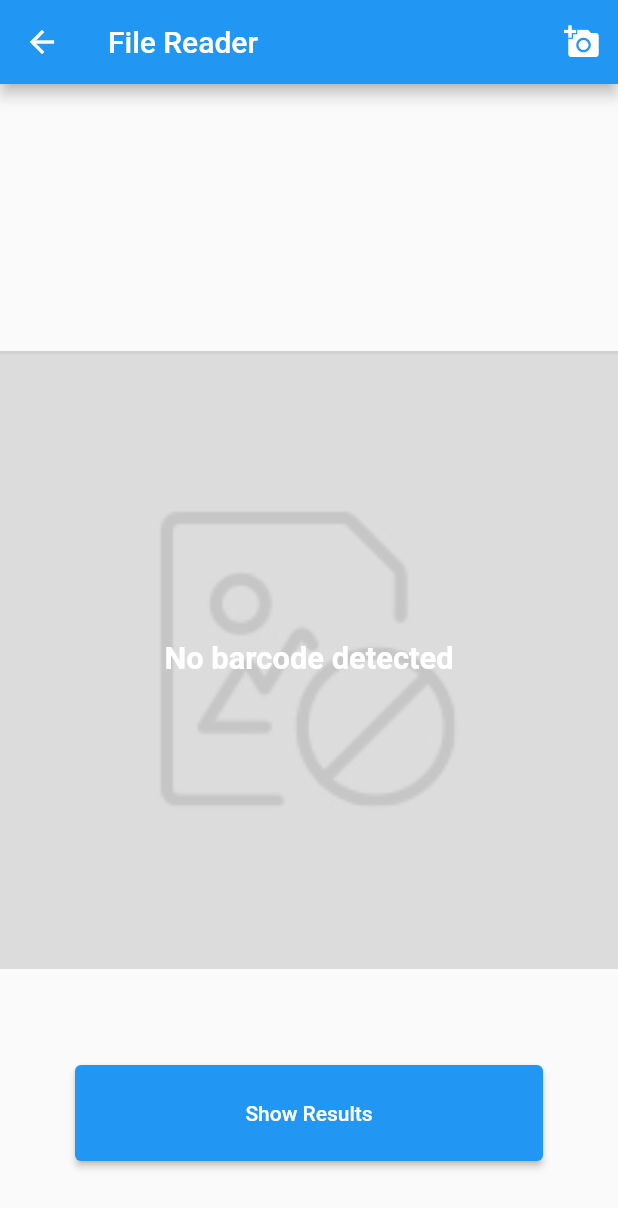
After one commit to yushulx/multiple-barcode-qrcode-datamatrix-scan, a Flutter app: the screen it shows after launch, after a tap on "Image File Scan", on a phone screen of 412 x 824 dp. The commit adds this screen. Shown: the top 1208 px of the screen. Run offline on Flutter 3.47's test engine with Material 2 defaults, Android fonts, the phone set to English and light mode, and no system bars; our stand-ins replace image_picker, share_plus; missing offline and left inert: dynamsoft_capture_vision_flutter.

Commit message:
Added support for decoding images picked from photo gallery

```diff
--- a/lib/home_view.dart
+++ b/lib/home_view.dart
@@ -1,6 +1,7 @@
 import 'package:flutter/material.dart';
 import 'package:provider/provider.dart';
 
+import 'reader_screen.dart';
 import 'scan_provider.dart';
 import 'scanner_screen.dart';
 import 'settings_screen.dart';
@@ -15,13 +16,6 @@ class HomeView extends StatefulWidget {
 }
 
 class _HomeViewState extends State<HomeView> {
-  void _launchCamera() {
-    Navigator.push(
-      context,
-      MaterialPageRoute(builder: (context) => ScannerScreen()),
-    );
-  }
-
   @override
   Widget build(BuildContext context) {
     ScanProvider scanProvider = Provider.of<ScanProvider>(context);
@@ -53,7 +47,11 @@ class _HomeViewState extends State<HomeView> {
                 alignment: Alignment.center,
                 child: ElevatedButton(
                   onPressed: () {
-                    _launchCamera();
+                    Navigator.push(
+                      context,
+                      MaterialPageRoute(
+                          builder: (context) => const ScannerScreen()),
+                    );
                   },
                   style: ElevatedButton.styleFrom(
                     minimumSize: const Size.square(
@@ -89,6 +87,50 @@ class _HomeViewState extends State<HomeView> {
                   ),
                 ),
               ),
+              Container(
+                alignment: Alignment.center,
+                child: ElevatedButton(
+                  onPressed: () {
+                    Navigator.push(
+                      context,
+                      MaterialPageRoute(
+                          builder: (context) => const ReaderScreen()),
+                    );
+                  },
+                  style: ElevatedButton.styleFrom(
+                    minimumSize: const Size.square(
+                        64), // Set the size of the button to be square
+                  ),
+                  child: Stack(
+                    children: const [
+                      Align(
+                        alignment: Alignment.center,
+                        child: Padding(
+                          padding: EdgeInsets.all(8.0),
+                          child: Text(
+                            'Image File Scan',
+                            style: TextStyle(
+                              color: Colors.white,
+                              fontSize: 16,
+                              fontWeight: FontWeight.bold,
+                            ),
+                          ),
+                        ),
+                      ),
+                      Align(
+                        alignment: Alignment.bottomRight,
+                        child: Padding(
+                          padding: EdgeInsets.all(8.0),
+                          child: Icon(
+                            Icons.image,
+                            color: Colors.white,
+                          ),
+                        ),
+                      ),
+                    ],
+                  ),
+                ),
+              ),
 
               // Add the code for the rest of the buttons
             ],
--- a/lib/main.dart
+++ b/lib/main.dart
@@ -1,3 +1,4 @@
+import 'package:dynamsoft_capture_vision_flutter/dynamsoft_capture_vision_flutter.dart';
 import 'package:flutter/material.dart';
 import 'package:provider/provider.dart';
 
@@ -44,6 +45,16 @@ class _MyHomePageState extends State<MyHomePage>
   void initState() {
     super.initState();
     _tabController = TabController(vsync: this, length: 3);
+    _initLicense();
+  }
+
+  Future<void> _initLicense() async {
+    try {
+      await DCVBarcodeReader.initLicense(
+          'DLS2eyJoYW5kc2hha2VDb2RlIjoiMjAwMDAxLTE2NDk4Mjk3OTI2MzUiLCJvcmdhbml6YXRpb25JRCI6IjIwMDAwMSIsInNlc3Npb25QYXNzd29yZCI6IndTcGR6Vm05WDJrcEQ5YUoifQ==');
+    } catch (e) {
+      print(e);
+    }
   }
 
   @override
--- /dev/null
+++ b/lib/reader_screen.dart
@@ -0,0 +1,168 @@
+import 'dart:io';
+
+import 'package:dynamsoft_capture_vision_flutter/dynamsoft_capture_vision_flutter.dart';
+import 'package:flutter/foundation.dart';
+import 'package:flutter/material.dart';
+import 'package:image_picker/image_picker.dart';
+import 'package:inventoryscan/history_view.dart';
+import 'package:provider/provider.dart';
+
+import 'overlay_painter.dart';
+import 'result_screen.dart';
+import 'scan_provider.dart';
+
+class ReaderScreen extends StatefulWidget {
+  const ReaderScreen({super.key});
+
+  @override
+  State<ReaderScreen> createState() => _ReaderScreenState();
+}
+
+class _ReaderScreenState extends State<ReaderScreen> {
+  final _imagePicker = ImagePicker();
+  String? _file;
+  List<BarcodeResult> _results = [];
+  late final DCVBarcodeReader _barcodeReader;
+  late ScanProvider _scanProvider;
+
+  @override
+  void initState() {
+    super.initState();
+    _sdkInit();
+  }
+
+  Future<void> _sdkInit() async {
+    _scanProvider = Provider.of<ScanProvider>(context, listen: false);
+
+    _barcodeReader = await DCVBarcodeReader.createInstance();
+
+    // Get the current runtime settings of the barcode reader.
+    DBRRuntimeSettings currentSettings =
+        await _barcodeReader.getRuntimeSettings();
+    // Set the barcode format to read.
+
+    if (_scanProvider.types != 0) {
+      currentSettings.barcodeFormatIds = _scanProvider.types;
+    } else {
+      currentSettings.barcodeFormatIds = EnumBarcodeFormat.BF_ALL;
+    }
+
+    // currentSettings.minResultConfidence = 70;
+    // currentSettings.minBarcodeTextLength = 50;
+
+    // Set the expected barcode count to 0 when you are not sure how many barcodes you are scanning.
+    // Set the expected barcode count to 1 can maximize the barcode decoding speed.
+    currentSettings.expectedBarcodeCount = 0;
+    // Apply the new runtime settings to the barcode reader.
+    await _barcodeReader
+        .updateRuntimeSettingsFromTemplate(EnumDBRPresetTemplate.DEFAULT);
+    await _barcodeReader.updateRuntimeSettings(currentSettings);
+  }
+
+  Widget getImage() {
+    if (_file != null) {
+      Image image = kIsWeb
+          ? Image.network(
+              _file!,
+            )
+          : Image.file(
+              File(_file!),
+            );
+      return image;
+    }
+    return Image.asset(
+      'images/default.png',
+    );
+  }
+
+  @override
+  Widget build(BuildContext context) {
+    return Scaffold(
+      appBar: AppBar(
+        title: const Text('File Reader'),
+        actions: [
+          IconButton(
+            icon: const Icon(Icons.add_a_photo),
+            onPressed: () async {
+              XFile? pickedFile =
+                  await _imagePicker.pickImage(source: ImageSource.gallery);
+
+              if (pickedFile != null) {
+                _file = pickedFile.path;
+                _results = await _barcodeReader.decodeFile(_file!) ?? [];
+                for (var i = 0; i < _results.length; i++) {
+                  if (_scanProvider.results
+                      .containsKey(_results[i].barcodeText)) {
+                    continue;
+                  } else {
+                    _scanProvider.results[_results[i].barcodeText] =
+                        _results[i];
+                  }
+                }
+                setState(() {});
+              }
+            },
+          )
+        ],
+      ),
+      body: Center(
+        child: Stack(
+          children: <Widget>[
+            SizedBox(
+                width: MediaQuery.of(context).size.width,
+                height: MediaQuery.of(context).size.height -
+                    MediaQuery.of(context).padding.top,
+                child: FittedBox(
+                  fit: BoxFit.contain,
+                  child: Stack(
+                    children: [
+                      getImage(),
+                      Positioned(
+                        top: 0.0,
+                        right: 0.0,
+                        bottom: 0.0,
+                        left: 0.0,
+                        child: _results.isEmpty
+                            ? Container(
+                                color: Colors.black.withOpacity(0.1),
+                                child: const Center(
+                                  child: Text(
+                                    'No barcode detected',
+                                    style: TextStyle(
+                                      color: Colors.white,
+                                      fontSize: 10.0,
+                                      fontWeight: FontWeight.bold,
+                                    ),
+                                  ),
+                                ))
+                            : createOverlay(_results),
+                      ),
+                    ],
+                  ),
+                )),
+            Positioned(
+                bottom: 50,
+                left: 50,
+                right: 50,
+                child: SizedBox(
+                  width: 64,
+                  height: 64,
+                  child: ElevatedButton(
+                    onPressed: () {
+                      Navigator.push(
+                        context,
+                        MaterialPageRoute(
+                            builder: (context) => const HistoryView(
+                                  title: 'Scan Results',
+                                )),
+                      );
+                    },
+                    child: const Text('Show Results'),
+                  ),
+                ))
+          ],
+        ),
+      ),
+    );
+  }
+}
--- a/pubspec.yaml
+++ b/pubspec.yaml
@@ -40,6 +40,7 @@ dependencies:
   provider: ^6.0.5
   url_launcher: ^6.1.10
   share_plus: ^6.3.1
+  image_picker: ^0.8.7
 
 dev_dependencies:
   flutter_test:
@@ -64,7 +65,7 @@ flutter:
   uses-material-design: true
 
   assets:
-    - images/default.png
+    - images/
   # An image asset can refer to one or more resolution-specific "variants", see
   # https://flutter.dev/assets-and-images/#resolution-aware
 
```
Also changed, not shown: lib/overlay_painter.dart (added, +142 -0 lines), lib/scanner_screen.dart (+6 -10 lines), images/default.png, images/logo.png (added), pubspec.lock, 1 other file.
